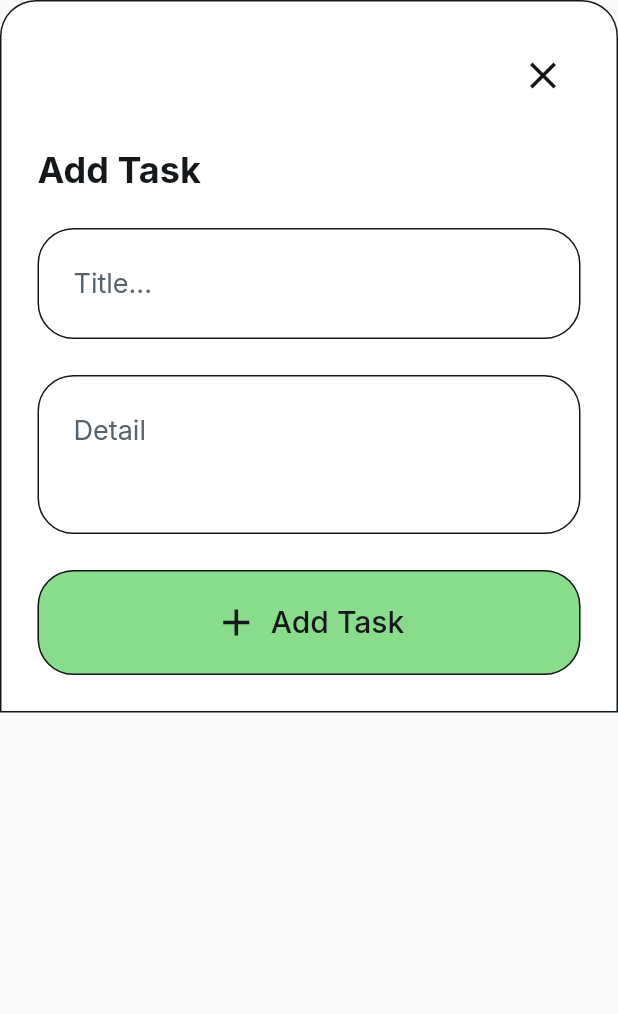
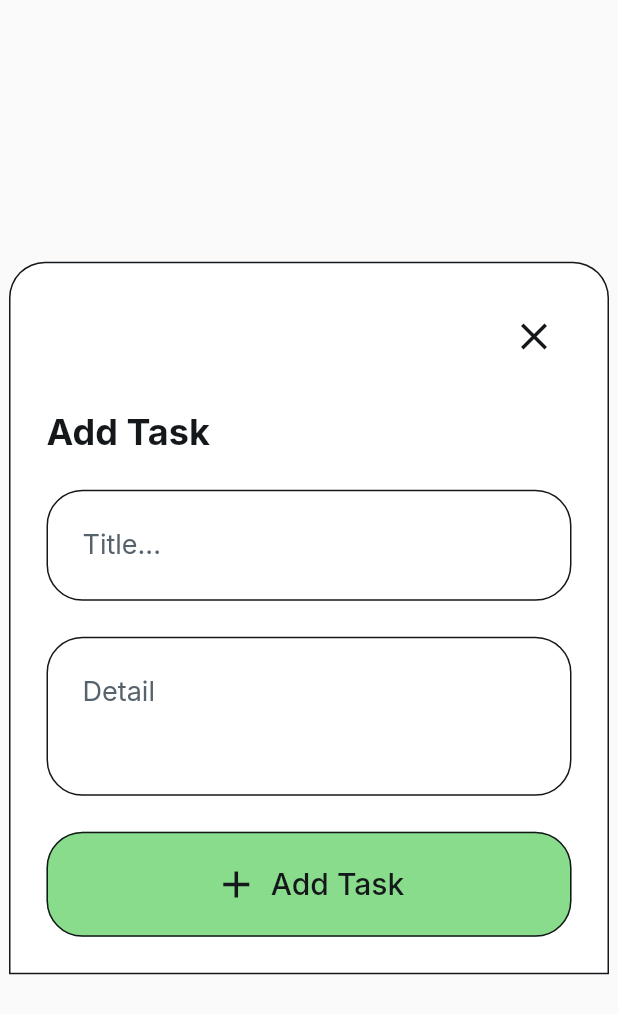
Before and after one commit to QiangDong1234/TodoApp-FlutterFlow, a Flutter app: the AddTaskWidget widget shown alone on an empty page, opened directly, on a phone screen of 412 x 824 dp. Shown: the top 1014 px of the screen. Run offline on Flutter 3.47's test engine with Material 3 defaults, Android fonts, the light colour scheme and no system bars; drawn by our look-alikes of auto_size_text; our stand-ins replace cloud_firestore, easy_debounce, file_picker, firebase_auth, firebase_core, firebase_storage and 13 more; missing offline and left inert: json_path, mime_type; accounts and stored records are empty; network calls fail.

Commit message:
Updating to latest FlutterFlow output.

```diff
--- a/lib/components/add_task_widget.dart
+++ b/lib/components/add_task_widget.dart
@@ -47,8 +47,13 @@ class _AddTaskWidgetState extends State<AddTaskWidget> {
 
   @override
   Widget build(BuildContext context) {
-    return Container(
+    return Align(
+      alignment: const AlignmentDirectional(0.0, 0.0),
+      child: Container(
         width: double.infinity,
+        constraints: const BoxConstraints(
+          maxWidth: 400.0,
+        ),
         decoration: BoxDecoration(
           color: FlutterFlowTheme.of(context).secondaryBackground,
           borderRadius: const BorderRadius.only(
@@ -232,7 +237,8 @@ class _AddTaskWidgetState extends State<AddTaskWidget> {
                   width: double.infinity,
                   height: 70.0,
                   padding: const EdgeInsetsDirectional.fromSTEB(16.0, 0.0, 16.0, 0.0),
-                iconPadding: const EdgeInsetsDirectional.fromSTEB(0.0, 0.0, 0.0, 0.0),
+                  iconPadding:
+                      const EdgeInsetsDirectional.fromSTEB(0.0, 0.0, 0.0, 0.0),
                   color: FlutterFlowTheme.of(context).primary,
                   textStyle: FlutterFlowTheme.of(context).labelMedium.override(
                         fontFamily: 'Inter',
@@ -249,6 +255,7 @@ class _AddTaskWidgetState extends State<AddTaskWidget> {
             ].divide(const SizedBox(height: 24.0)),
           ),
         ),
+      ),
     );
   }
 }
```
Lines whose indentation alone changed are shown as unchanged.
